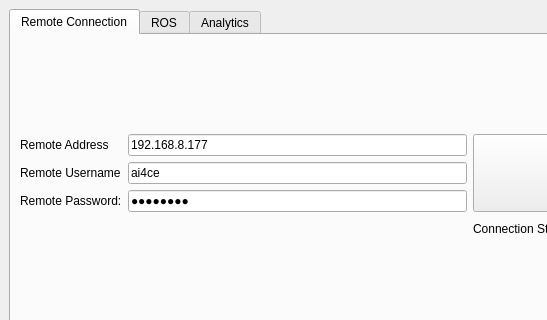
Abanesjo/Curb2Door, file wrapper/mainwindow.ui: the form before one commit; both pictures show x 0 to 547 and y 0 to 320 of the 1176 by 552 pixel window.
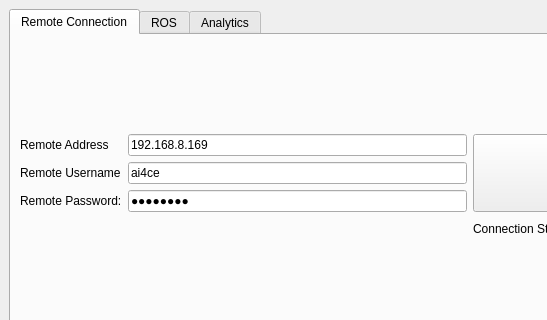
The form after the commit.

```diff
--- a/wrapper/mainwindow.ui
+++ b/wrapper/mainwindow.ui
@@ -71,7 +71,7 @@
           <item row="0" column="1">
            <widget class="QLineEdit" name="line_address">
             <property name="text">
-             <string>192.168.8.177</string>
+             <string>192.168.8.169</string>
             </property>
            </widget>
           </item>
```
Left out of the diff: 4 changed lines with no effect on the pictures.
